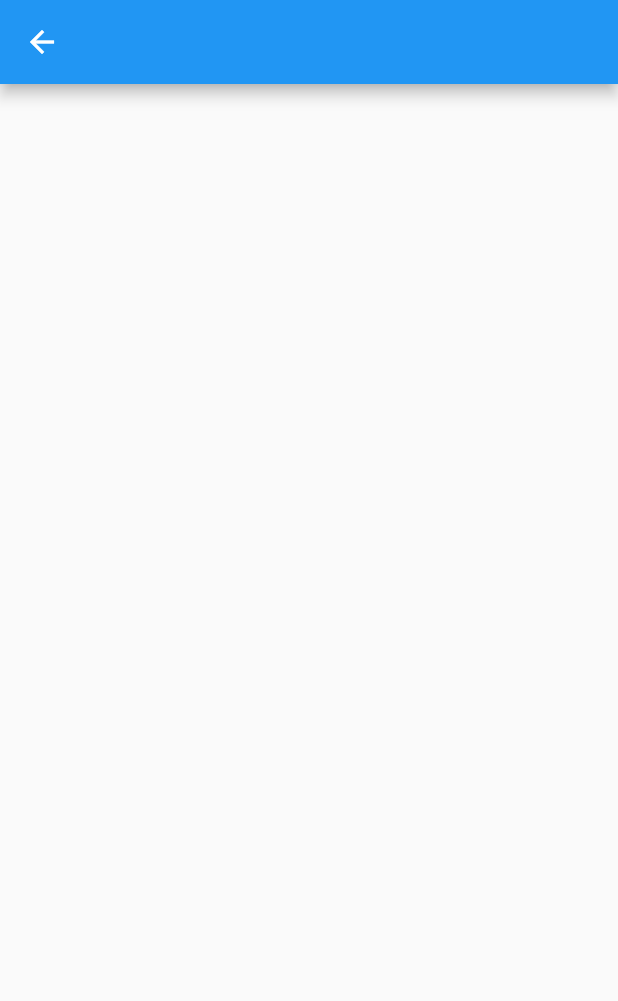
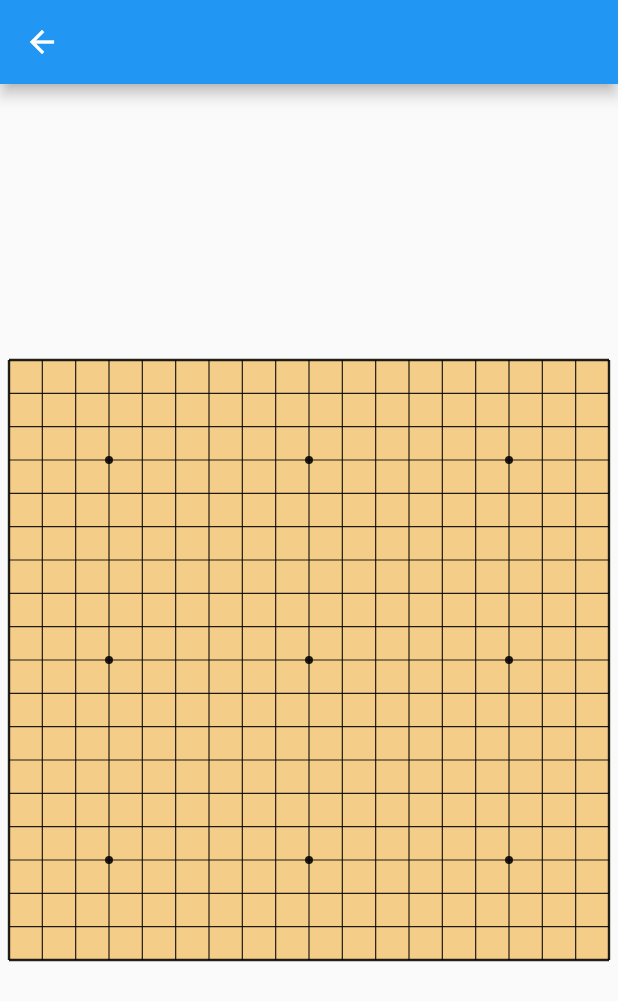
Before and after one commit to VonZen/core_flutter_canvas, a Flutter app: the screen it shows after launch, after a tap on "1. Essentials", on a phone screen of 412 x 824 dp. Shown: the top 1001 px of the screen. Run offline on Flutter 3.47's test engine with Material 2 defaults, Android fonts, the phone set to English and light mode, and no system bars.

Commit message:
u ch1.4;

```diff
--- a/lib/ch1/cfc_ch1_3.dart
+++ b/lib/ch1/cfc_ch1_3.dart
@@ -38,7 +38,7 @@ class _CFCCH13State extends State<CFCCH13> {
 class TouchablePainter extends CustomPainter {
   List<Path> paths = [];
 
-  final pen = Paint()..color = Colors.blue;8
+  final pen = Paint()..color = Colors.blue;
 
   @override
   void paint(Canvas canvas, Size size) {
--- /dev/null
+++ b/lib/ch1/cfc_ch1_4.dart
@@ -0,0 +1,87 @@
+import 'package:flutter/material.dart';
+
+class CFCCH14 extends StatefulWidget {
+  const CFCCH14({Key? key}) : super(key: key);
+
+  @override
+  State<CFCCH14> createState() => _CFCCH14State();
+}
+
+class _CFCCH14State extends State<CFCCH14> {
+  @override
+  Widget build(BuildContext context) {
+    return Scaffold(
+        appBar: AppBar(),
+        body: Center(child: LayoutBuilder(
+          builder: (BuildContext context, BoxConstraints constraints) {
+            return Container(
+              padding: const EdgeInsets.all(6),
+              child: SizedBox(
+                width: constraints.maxWidth,
+                height: constraints.maxHeight,
+                child: GestureDetector(
+                  onTap: () => debugPrint('Painter onTap'),
+                  child: FittedBox(
+                    child: SizedBox(
+                      width: 300,
+                      height: 300,
+                      child: CustomPaint(
+                        painter: GoChessboardPainter(),
+                      ),
+                    ),
+                  ),
+                ),
+              ),
+            );
+          },
+        )));
+  }
+}
+
+const int boardLineNum = 19;
+
+class GoChessboardPainter extends CustomPainter {
+  List<Path> paths = [];
+
+  final pen = Paint();
+
+  @override
+  void paint(Canvas canvas, Size size) {
+    canvas.drawRect(Rect.fromLTWH(0, 0, size.width, size.height), pen..color = const Color(0xfff4cd88));
+
+    double gridItemSize = size.width / (boardLineNum - 1);
+    for (var i = 0; i < boardLineNum; i++) {
+      //画列
+      canvas.save();
+      canvas.translate(gridItemSize * i, 0);
+      if (i == 0 || i == 18) {
+        canvas.drawLine(
+            Offset.zero,
+            Offset(0, size.height),
+            pen
+              ..color = Colors.black87
+              ..strokeWidth = 1.2);
+      } else {
+        canvas.drawLine(Offset.zero, Offset(0, size.height), pen..strokeWidth = 0.6);
+      }
+      canvas.restore();
+
+      //画行
+      canvas.save();
+      canvas.translate(0, gridItemSize * i);
+      canvas.drawLine(Offset.zero, Offset(size.width, 0), pen);
+      canvas.restore();
+    }
+
+    //画天元
+    for (var i = 0; i < 3; i++) {
+      for (var j = 0; j < 3; j++) {
+        canvas.drawCircle(
+            Offset(gridItemSize * 3 + gridItemSize * 6 * i, gridItemSize * 3 + gridItemSize * 6 * j), 2, pen);
+      }
+    }
+  }
+
+  @override
+  bool shouldRepaint(GoChessboardPainter oldDelegate) => true;
+}
--- a/lib/main.dart
+++ b/lib/main.dart
@@ -1,6 +1,7 @@
 import 'package:core_flutter_canvas/ch1/cfc_ch1_1.dart';
 import 'package:core_flutter_canvas/ch1/cfc_ch1_2.dart';
 import 'package:core_flutter_canvas/ch1/cfc_ch1_3.dart';
+import 'package:core_flutter_canvas/ch1/cfc_ch1_4.dart';
 import 'package:flutter/material.dart';
 
 void main() {
@@ -54,7 +55,8 @@ class _MenuPageState extends State<MenuPage> {
                 Navigator.of(context).push(MaterialPageRoute(builder: (_) {
                   // return const CFCCH11();
                   // return const CFCCH12();
-                  return const CFCCH13();
+                  // return const CFCCH13();
+                  return const CFCCH14();
                 }));
               },
               title: Text(chapters[index]),
```
Also changed, not shown: 1 other file.
